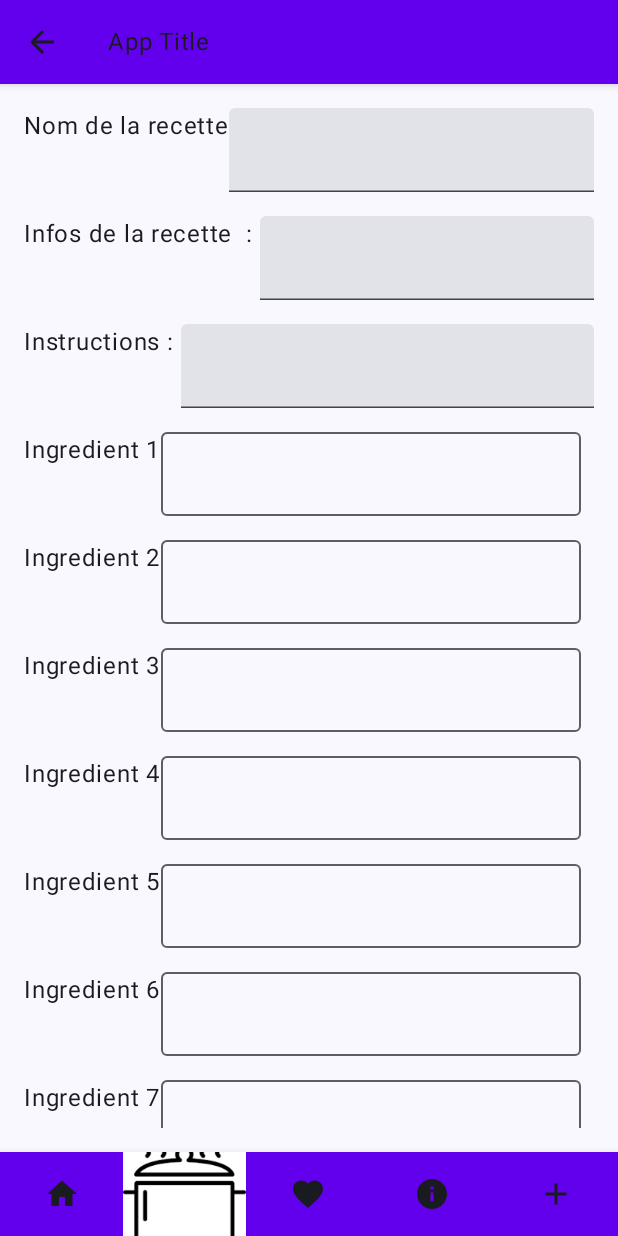
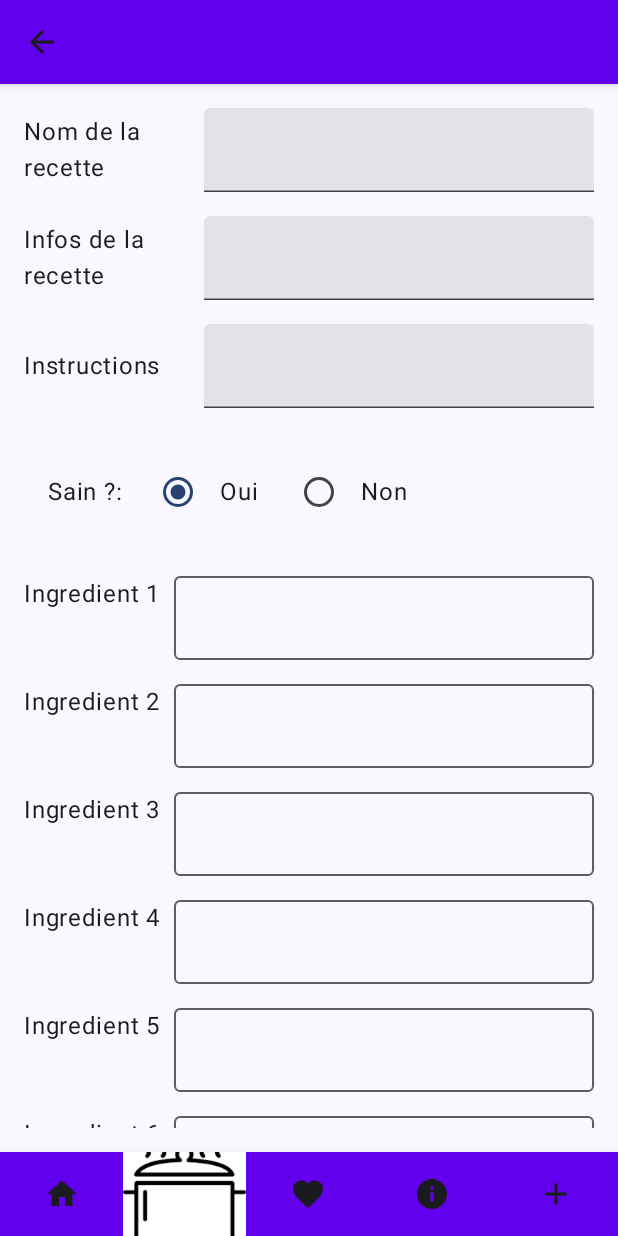
Before and after one commit to AyoubNedjar/RecipeFinderApp, an Android app built with Jetpack Compose: the CreateRecipeScreen screen opened through its navigation route, on a phone screen of 412 x 824 dp. Run offline under Robolectric (Android 15) with nearby library versions, the phone set to English and light mode, and no system bars.

Commit message:
reajutsment des textflied pour la creation de la recette

```diff
--- a/app/src/main/java/com/example/mob_ayoub_project/Control.kt
+++ b/app/src/main/java/com/example/mob_ayoub_project/Control.kt
@@ -96,7 +96,7 @@ fun ControlApp(
                      && currentScreen != AyoubScreen.About
                      && currentScreen != AyoubScreen.Cuisines){
                      TopAppBar (
-                         title = {Text(text = "App Title")},
+                         title = {},
                          navigationIcon = {
                              IconButton(onClick = { navController.popBackStack() }) {
                                  Icon(imageVector = Icons.AutoMirrored.Filled.ArrowBack,
--- a/app/src/main/java/com/example/mob_ayoub_project/ui/screens/recipes/CreateRecipeScreen.kt
+++ b/app/src/main/java/com/example/mob_ayoub_project/ui/screens/recipes/CreateRecipeScreen.kt
@@ -3,17 +3,21 @@ package com.example.mob_ayoub_project.ui.screens.recipes
 import android.content.pm.PackageManager
 import android.net.Uri
 import android.util.Log
+
 import androidx.activity.compose.rememberLauncherForActivityResult
 import androidx.activity.result.contract.ActivityResultContracts
 import androidx.compose.foundation.layout.Arrangement
 import androidx.compose.foundation.layout.Column
 import androidx.compose.foundation.layout.Row
 import androidx.compose.foundation.layout.fillMaxSize
+import androidx.compose.foundation.layout.fillMaxWidth
 import androidx.compose.foundation.layout.padding
+import androidx.compose.foundation.layout.width
 import androidx.compose.foundation.rememberScrollState
 import androidx.compose.foundation.verticalScroll
 import androidx.compose.material3.Button
 import androidx.compose.material3.OutlinedTextField
+import androidx.compose.material3.RadioButton
 import androidx.compose.material3.Text
 import androidx.compose.material3.TextField
 import androidx.compose.runtime.Composable
@@ -21,6 +25,7 @@ import androidx.compose.runtime.getValue
 import androidx.compose.runtime.mutableStateOf
 import androidx.compose.runtime.remember
 import androidx.compose.runtime.setValue
+import androidx.compose.ui.Alignment
 import androidx.compose.ui.Modifier
 import androidx.compose.ui.platform.LocalContext
 import androidx.compose.ui.text.input.TextFieldValue
@@ -47,7 +52,7 @@ fun CreateRecipeScreen(
         var instructions by remember { mutableStateOf("") }
         var summary by remember { mutableStateOf("") }
         var ingredientValues by remember { mutableStateOf(List(7){Ingredients("")}) }
-
+        var veryHealthy by remember { mutableStateOf(true) }
 
 
 
@@ -57,26 +62,50 @@ fun CreateRecipeScreen(
         ) {
 
 
-            Row {
-                Text(text = "Nom de la recette")
-                TextField(
-                    value = recipeName,
-                    onValueChange = {recipeName  = it }
-                )
+            Column(
+                modifier = Modifier.fillMaxWidth(),
+                verticalArrangement = Arrangement.spacedBy(16.dp)
+            ) {
+                LabeledTextField(label = "Nom de la recette", value = recipeName, onValueChange = { recipeName = it })
+                LabeledTextField(label = "Infos de la recette", value = summary, onValueChange = { summary = it })
+                LabeledTextField(label = "Instructions", value = instructions, onValueChange = { instructions = it })
             }
-            Row {
-                Text(text = "Infos de la recette  : ")
-                TextField(
-                    value = summary,
-                    onValueChange = {summary  = it }
-                )
-            }
-            Row {
-                Text(text = "Instructions : ")
-                TextField(
-                    value = instructions,
-                    onValueChange = {instructions = it }
-                )
+
+
+
+            Row(
+                verticalAlignment = Alignment.CenterVertically,
+                modifier = Modifier.padding(16.dp)
+            ) {
+                Text(text = "Sain ?: ")
+                Row(
+                    verticalAlignment = Alignment.CenterVertically,
+                    modifier = Modifier.padding(start = 8.dp)
+                ) {
+                    RadioButton(
+                        selected = veryHealthy,
+                        onClick = { veryHealthy = true }
+                    )
+                    Text(
+                        text = "Oui",
+                        modifier = Modifier.padding(start = 4.dp)
+                    )
+                }
+
+                // Option Non
+                Row(
+                    verticalAlignment = Alignment.CenterVertically,
+                    modifier = Modifier.padding(start = 16.dp)
+                ) {
+                    RadioButton(
+                        selected = !veryHealthy,
+                        onClick = { veryHealthy = false }
+                    )
+                    Text(
+                        text = "Non",
+                        modifier = Modifier.padding(start = 4.dp)
+                    )
+                }
             }
 
 
@@ -84,7 +113,7 @@ fun CreateRecipeScreen(
             for (i in 0 until 7){
 
                 Row {
-                    Text(text = "Ingredient ${i+1}")
+                    Text(text = "Ingredient ${i+1}  ")
                     OutlinedTextField(
                         value = ingredientValues[i].name.toString() ,
                         onValueChange = {newValue ->
@@ -96,10 +125,10 @@ fun CreateRecipeScreen(
                 }
 
             }
-            //TODO faire une Liste avec deux option pour very healty
+
             val recipe = InfosFromOneRecipe("",
                 recipeName,
-                true,
+                veryHealthy,
                 summary,
                 instructions,
                 ingredientValues
@@ -113,6 +142,28 @@ fun CreateRecipeScreen(
         }
 
 
+}
+@Composable
+fun LabeledTextField(
+    label: String,
+    value: String,
+    onValueChange: (String) -> Unit,
+    modifier: Modifier = Modifier
+) {
+    Row(
+        modifier = Modifier.fillMaxWidth(),
+        verticalAlignment = Alignment.CenterVertically
+    ) {
+        Text(
+            text = label,
+            modifier = Modifier.width(120.dp) // Adjust the width as needed
+        )
+        TextField(
+            value = value,
+            onValueChange = onValueChange,
+            modifier = Modifier.weight(1f)
+        )
+    }
 }
 
 /*val context = LocalContext.current
```
